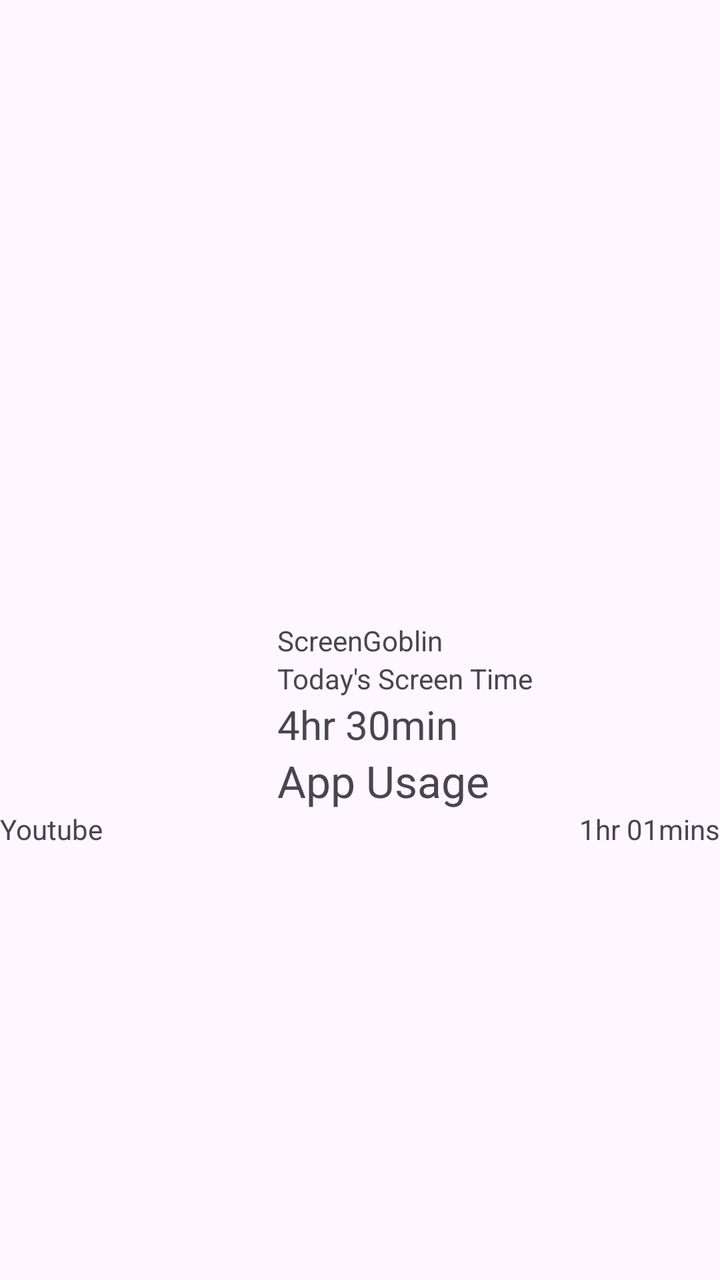
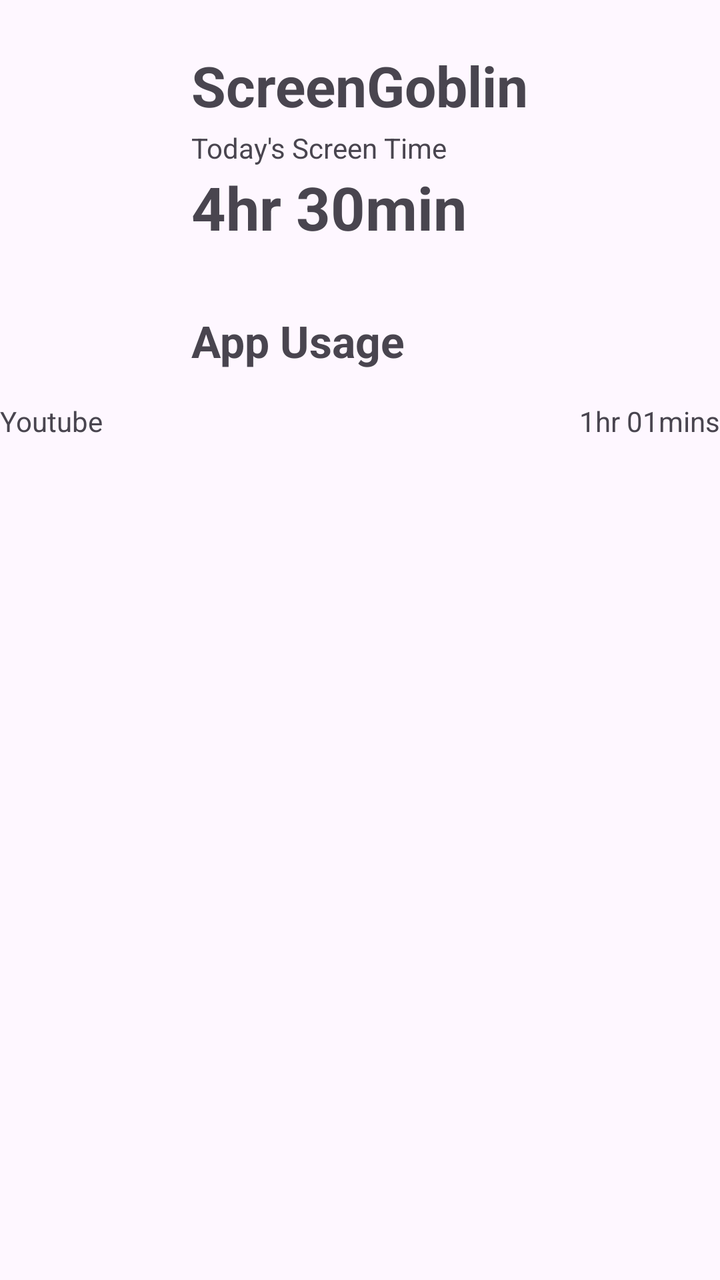

An Android layout rendered at two revisions. The XML below is the earlier revision; the diff shows what the commit changed to produce the second picture.
<!-- AndroidManifest.xml: application theme Theme.ScreenGoblin -->
<!-- res/layout/activity_main.xml -->
<?xml version="1.0" encoding="utf-8"?>
<androidx.constraintlayout.widget.ConstraintLayout xmlns:android="http://schemas.android.com/apk/res/android"
    xmlns:app="http://schemas.android.com/apk/res-auto"
    xmlns:tools="http://schemas.android.com/tools"
    android:id="@+id/main"
    android:layout_width="match_parent"
    android:layout_height="match_parent"
    tools:context=".MainActivity">

    <TextView
        android:layout_width="wrap_content"
        android:layout_height="wrap_content"
        android:id="@+id/title"
        android:text="@string/app_name"
        app:layout_constraintBottom_toBottomOf="parent"
        app:layout_constraintEnd_toEndOf="parent"
        app:layout_constraintStart_toStartOf="parent"
        app:layout_constraintTop_toTopOf="parent" />
    
    <TextView
        android:layout_width="wrap_content"
        android:layout_height="wrap_content"
        android:id="@+id/today_label"
        app:layout_constraintTop_toBottomOf="@id/title"
        app:layout_constraintStart_toStartOf="@id/title"
        android:text="@string/today_screen_time"
        />

    <TextView
        android:layout_width="wrap_content"
        android:layout_height="wrap_content"
        android:id="@+id/screen_time_value"
        android:textSize="20sp"
        android:text="@string/screen_time_value"
        app:layout_constraintTop_toBottomOf="@id/today_label"
        app:layout_constraintStart_toStartOf="@id/today_label"
    />

    <TextView
        android:id="@+id/app_usage_title"
        android:text="@string/app_usage"
        android:textSize="22sp"
        android:layout_height="wrap_content"
        app:layout_constraintTop_toBottomOf="@id/screen_time_value"
        app:layout_constraintStart_toStartOf="@id/screen_time_value"
        android:layout_width="wrap_content"
        />

    <TextView
        android:id="@+id/youtube_name"
        android:text="@string/youtube_name"
        android:layout_height="wrap_content"
        android:layout_width="wrap_content"
        app:layout_constraintStart_toStartOf="parent"
        app:layout_constraintTop_toBottomOf="@id/app_usage_title"
        />
    <TextView
        android:id="@+id/youtube_time"
        android:layout_width="wrap_content"
        android:layout_height="wrap_content"
        android:text="@string/youtube_time"
        app:layout_constraintEnd_toEndOf="parent"
        app:layout_constraintTop_toTopOf="@id/youtube_name"
        />
</androidx.constraintlayout.widget.ConstraintLayout>
<!-- resources referenced by this layout -->
<resources>
  <string name="app_name">ScreenGoblin</string>
  <string name="app_usage">App Usage</string>
  <string name="screen_time_value">4hr 30min</string>
  <string name="today_screen_time">Today\'\s Screen Time</string>
  <string name="youtube_name">Youtube</string>
  <string name="youtube_time">1hr 01mins</string>
  <style name="Theme.ScreenGoblin" parent="Base.Theme.ScreenGoblin" />
  <style name="Base.Theme.ScreenGoblin" parent="Theme.Material3.DayNight.NoActionBar">
          
          
      </style>
</resources>

<!-- the commit's change to res/layout/activity_main.xml (unified diff, before → after) -->
@@ -8,58 +8,70 @@
     tools:context=".MainActivity">
 
     <TextView
+        android:id="@+id/title"
         android:layout_width="wrap_content"
         android:layout_height="wrap_content"
-        android:id="@+id/title"
+        android:layout_marginTop="24dp"
         android:text="@string/app_name"
-        app:layout_constraintBottom_toBottomOf="parent"
+        android:textSize="28sp"
+        android:textStyle="bold"
         app:layout_constraintEnd_toEndOf="parent"
         app:layout_constraintStart_toStartOf="parent"
         app:layout_constraintTop_toTopOf="parent" />
-    
+
     <TextView
+        android:id="@+id/today_label"
         android:layout_width="wrap_content"
         android:layout_height="wrap_content"
-        android:id="@+id/today_label"
-        app:layout_constraintTop_toBottomOf="@id/title"
+        android:layout_marginTop="3dp"
+        android:text="@string/today_screen_time"
         app:layout_constraintStart_toStartOf="@id/title"
-        android:text="@string/today_screen_time"
-        />
+        app:layout_constraintTop_toBottomOf="@id/title" />
 
     <TextView
+        android:id="@+id/screen_time_value"
         android:layout_width="wrap_content"
         android:layout_height="wrap_content"
-        android:id="@+id/screen_time_value"
-        android:textSize="20sp"
         android:text="@string/screen_time_value"
-        app:layout_constraintTop_toBottomOf="@id/today_label"
+        android:textSize="30sp"
+        android:textStyle="bold"
         app:layout_constraintStart_toStartOf="@id/today_label"
-    />
+        app:layout_constraintTop_toBottomOf="@id/today_label" />
 
     <TextView
         android:id="@+id/app_usage_title"
+        android:layout_width="wrap_content"
+        android:layout_height="wrap_content"
+        android:layout_marginTop="32dp"
         android:text="@string/app_usage"
         android:textSize="22sp"
-        android:layout_height="wrap_content"
-        app:layout_constraintTop_toBottomOf="@id/screen_time_value"
+        android:textStyle="bold"
         app:layout_constraintStart_toStartOf="@id/screen_time_value"
-        android:layout_width="wrap_content"
-        />
+        app:layout_constraintTop_toBottomOf="@id/screen_time_value" />
 
     <TextView
         android:id="@+id/youtube_name"
+        android:layout_width="wrap_content"
+        android:layout_height="wrap_content"
+        android:layout_marginTop="16dp"
         android:text="@string/youtube_name"
+        app:layout_constraintStart_toStartOf="parent"
+        app:layout_constraintTop_toBottomOf="@id/app_usage_title" />
+
+    <LinearLayout
+        android:layout_width="match_parent"
         android:layout_height="wrap_content"
-        android:layout_width="wrap_content"
-        app:layout_constraintStart_toStartOf="parent"
+        android:orientation="vertical"
+        android:id="@+id/app_usage_list"
         app:layout_constraintTop_toBottomOf="@id/app_usage_title"
         />
+
     <TextView
         android:id="@+id/youtube_time"
         android:layout_width="wrap_content"
         android:layout_height="wrap_content"
         android:text="@string/youtube_time"
         app:layout_constraintEnd_toEndOf="parent"
-        app:layout_constraintTop_toTopOf="@id/youtube_name"
-        />
+        app:layout_constraintTop_toTopOf="@id/youtube_name" />
+
 </androidx.constraintlayout.widget.ConstraintLayout>
